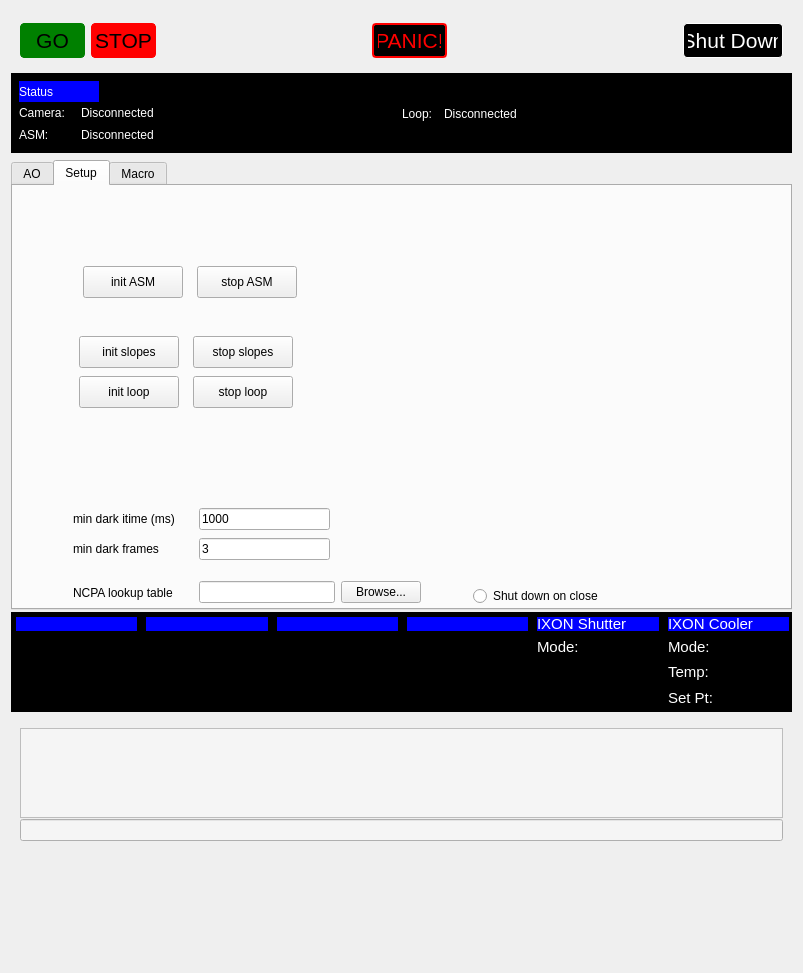
Above: IRTF/gui/pyrtc_felix_control.ui from ellenle3/pyRTC-IRTF before the change. Below: the same form after it.
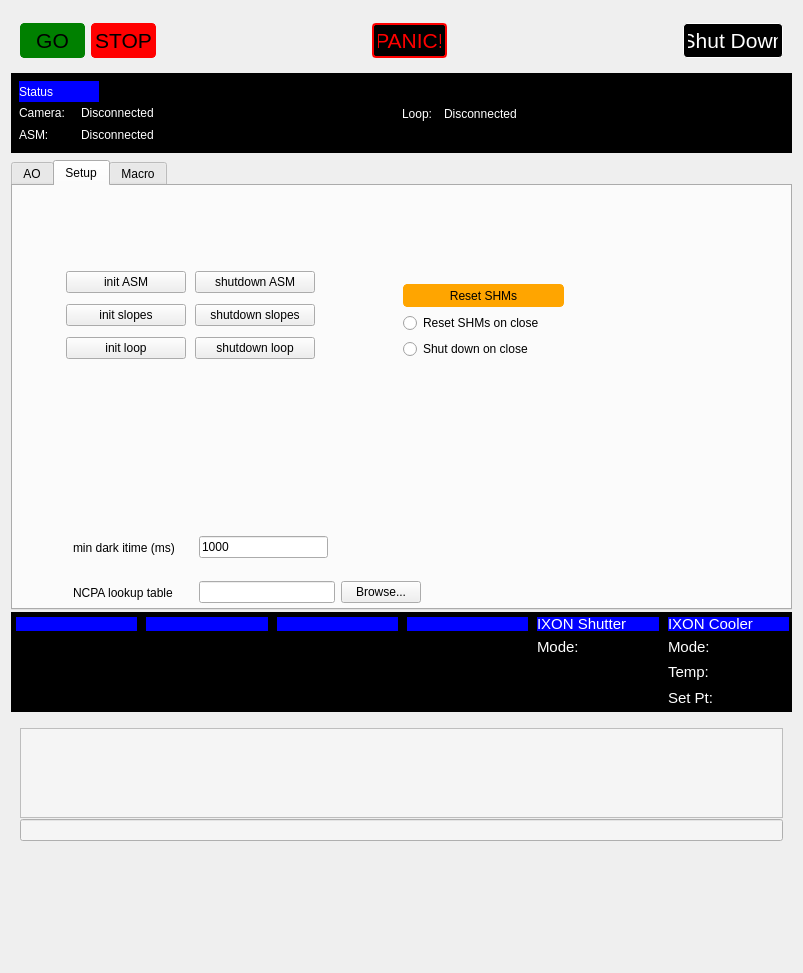
That is the form after the change. The open tabs and pages were chosen to show the change.

What changed in the file:
```diff
--- a/IRTF/gui/pyrtc_felix_control.ui
+++ b/IRTF/gui/pyrtc_felix_control.ui
@@ -2709,242 +2709,6 @@
       <attribute name="title">
        <string>Setup</string>
       </attribute>
-      <widget class="QPushButton" name="gridComponents_ASM_init_button">
-       <property name="geometry">
-        <rect>
-         <x>70</x>
-         <y>80</y>
-         <width>100</width>
-         <height>32</height>
-        </rect>
-       </property>
-       <property name="minimumSize">
-        <size>
-         <width>100</width>
-         <height>0</height>
-        </size>
-       </property>
-       <property name="maximumSize">
-        <size>
-         <width>100</width>
-         <height>16777215</height>
-        </size>
-       </property>
-       <property name="text">
-        <string>init ASM</string>
-       </property>
-      </widget>
-      <widget class="QPushButton" name="gridComponents_loop_init_button">
-       <property name="geometry">
-        <rect>
-         <x>66</x>
-         <y>190</y>
-         <width>100</width>
-         <height>32</height>
-        </rect>
-       </property>
-       <property name="minimumSize">
-        <size>
-         <width>100</width>
-         <height>0</height>
-        </size>
-       </property>
-       <property name="maximumSize">
-        <size>
-         <width>100</width>
-         <height>16777215</height>
-        </size>
-       </property>
-       <property name="text">
-        <string>init loop</string>
-       </property>
-      </widget>
-      <widget class="QPushButton" name="gridComponents_slopes_init_button">
-       <property name="geometry">
-        <rect>
-         <x>66</x>
-         <y>150</y>
-         <width>100</width>
-         <height>32</height>
-        </rect>
-       </property>
-       <property name="minimumSize">
-        <size>
-         <width>100</width>
-         <height>0</height>
-        </size>
-       </property>
-       <property name="maximumSize">
-        <size>
-         <width>100</width>
-         <height>16777215</height>
-        </size>
-       </property>
-       <property name="text">
-        <string>init slopes</string>
-       </property>
-      </widget>
-      <widget class="QPushButton" name="gridComponents_ASM_stop_button">
-       <property name="geometry">
-        <rect>
-         <x>184</x>
-         <y>80</y>
-         <width>100</width>
-         <height>32</height>
-        </rect>
-       </property>
-       <property name="minimumSize">
-        <size>
-         <width>100</width>
-         <height>0</height>
-        </size>
-       </property>
-       <property name="maximumSize">
-        <size>
-         <width>100</width>
-         <height>16777215</height>
-        </size>
-       </property>
-       <property name="text">
-        <string>stop ASM</string>
-       </property>
-      </widget>
-      <widget class="QPushButton" name="resetSHMs_button">
-       <property name="geometry">
-        <rect>
-         <x>30</x>
-         <y>460</y>
-         <width>101</width>
-         <height>21</height>
-        </rect>
-       </property>
-       <property name="styleSheet">
-        <string notr="true">QPushButton {
-    background-color: orange;
-    color: black;
-    border: 1px solid orange;
-    border-radius: 4px;
-    padding: 4px;
-}
-QPushButton:pressed {
-    background-color: brown;
-    border: 1px solid brown;
-}</string>
-       </property>
-       <property name="text">
-        <string>Reset SHMs</string>
-       </property>
-      </widget>
-      <widget class="QWidget" name="layoutWidget">
-       <property name="geometry">
-        <rect>
-         <x>60</x>
-         <y>320</y>
-         <width>257</width>
-         <height>58</height>
-        </rect>
-       </property>
-       <layout class="QVBoxLayout" name="verticalLayout">
-        <item>
-         <layout class="QHBoxLayout" name="gridConfig_minDarkItime">
-          <item>
-           <widget class="QLabel" name="gridConfig_minDarkItime_label">
-            <property name="minimumSize">
-             <size>
-              <width>120</width>
-              <height>0</height>
-             </size>
-            </property>
-            <property name="text">
-             <string>min dark itime (ms)</string>
-            </property>
-           </widget>
-          </item>
-          <item>
-           <widget class="QLineEdit" name="gridConfig_minDarkItime_entry">
-            <property name="text">
-             <string>1000</string>
-            </property>
-           </widget>
-          </item>
-         </layout>
-        </item>
-        <item>
-         <layout class="QHBoxLayout" name="gridConfig_minDarkFrames">
-          <item>
-           <widget class="QLabel" name="gridConfig_minDarkFrames_label">
-            <property name="minimumSize">
-             <size>
-              <width>120</width>
-              <height>0</height>
-             </size>
-            </property>
-            <property name="text">
-             <string>min dark frames</string>
-            </property>
-           </widget>
-          </item>
-          <item>
-           <widget class="QLineEdit" name="gridConfig_minDarkFrames_entry">
-            <property name="text">
-             <string>3</string>
-            </property>
-           </widget>
-          </item>
-         </layout>
-        </item>
-       </layout>
-      </widget>
-      <widget class="QPushButton" name="gridComponents_loop_stop_button">
-       <property name="geometry">
-        <rect>
-         <x>180</x>
-         <y>190</y>
-         <width>100</width>
-         <height>32</height>
-        </rect>
-       </property>
-       <property name="minimumSize">
-        <size>
-         <width>100</width>
-         <height>0</height>
-        </size>
-       </property>
-       <property name="maximumSize">
-        <size>
-         <width>100</width>
-         <height>16777215</height>
-        </size>
-       </property>
-       <property name="text">
-        <string>stop loop</string>
-       </property>
-      </widget>
-      <widget class="QPushButton" name="gridComponents_slopes_stop_button">
-       <property name="geometry">
-        <rect>
-         <x>180</x>
-         <y>150</y>
-         <width>100</width>
-         <height>32</height>
-        </rect>
-       </property>
-       <property name="minimumSize">
-        <size>
-         <width>100</width>
-         <height>0</height>
-        </size>
-       </property>
-       <property name="maximumSize">
-        <size>
-         <width>100</width>
-         <height>16777215</height>
-        </size>
-       </property>
-       <property name="text">
-        <string>stop slopes</string>
-       </property>
-      </widget>
       <widget class="QWidget" name="layoutWidget">
        <property name="geometry">
         <rect>
@@ -2984,21 +2748,227 @@
         </item>
        </layout>
       </widget>
-      <widget class="QRadioButton" name="shutdownOnClose_radio">
+      <widget class="QWidget" name="">
        <property name="geometry">
         <rect>
-         <x>460</x>
-         <y>400</y>
-         <width>141</width>
-         <height>20</height>
+         <x>50</x>
+         <y>80</y>
+         <width>256</width>
+         <height>100</height>
         </rect>
        </property>
-       <property name="text">
-        <string>Shut down on close</string>
+       <layout class="QGridLayout" name="gridLayout_7">
+        <item row="0" column="0">
+         <widget class="QPushButton" name="gridComponents_ASM_init_button">
+          <property name="minimumSize">
+           <size>
+            <width>120</width>
+            <height>0</height>
+           </size>
+          </property>
+          <property name="maximumSize">
+           <size>
+            <width>100</width>
+            <height>16777215</height>
+           </size>
+          </property>
+          <property name="text">
+           <string>init ASM</string>
+          </property>
+         </widget>
+        </item>
+        <item row="0" column="1">
+         <widget class="QPushButton" name="gridComponents_ASM_stop_button">
+          <property name="minimumSize">
+           <size>
+            <width>120</width>
+            <height>0</height>
+           </size>
+          </property>
+          <property name="maximumSize">
+           <size>
+            <width>100</width>
+            <height>16777215</height>
+           </size>
+          </property>
+          <property name="text">
+           <string>shutdown ASM</string>
+          </property>
+         </widget>
+        </item>
+        <item row="1" column="0">
+         <widget class="QPushButton" name="gridComponents_slopes_init_button">
+          <property name="minimumSize">
+           <size>
+            <width>120</width>
+            <height>0</height>
+           </size>
+          </property>
+          <property name="maximumSize">
+           <size>
+            <width>100</width>
+            <height>16777215</height>
+           </size>
+          </property>
+          <property name="text">
+           <string>init slopes</string>
+          </property>
+         </widget>
+        </item>
+        <item row="1" column="1">
+         <widget class="QPushButton" name="gridComponents_slopes_stop_button">
+          <property name="minimumSize">
+           <size>
+            <width>120</width>
+            <height>0</height>
+           </size>
+          </property>
+          <property name="maximumSize">
+           <size>
+            <width>100</width>
+            <height>16777215</height>
+           </size>
+          </property>
+          <property name="text">
+           <string>shutdown slopes</string>
+          </property>
+         </widget>
+        </item>
+        <item row="2" column="0">
+         <widget class="QPushButton" name="gridComponents_loop_init_button">
+          <property name="minimumSize">
+           <size>
+            <width>120</width>
+            <height>0</height>
+           </size>
+          </property>
+          <property name="maximumSize">
+           <size>
+            <width>100</width>
+            <height>16777215</height>
+           </size>
+          </property>
+          <property name="text">
+           <string>init loop</string>
+          </property>
+         </widget>
+        </item>
+        <item row="2" column="1">
+         <widget class="QPushButton" name="gridComponents_loop_stop_button">
+          <property name="minimumSize">
+           <size>
+            <width>120</width>
+            <height>0</height>
+           </size>
+          </property>
+          <property name="maximumSize">
+           <size>
+            <width>100</width>
+            <height>16777215</height>
+           </size>
+          </property>
+          <property name="text">
+           <string>shutdown loop</string>
+          </property>
+         </widget>
+        </item>
+       </layout>
+      </widget>
+      <widget class="QWidget" name="">
+       <property name="geometry">
+        <rect>
+         <x>60</x>
+         <y>350</y>
+         <width>255</width>
+         <height>23</height>
+        </rect>
        </property>
-       <property name="checked">
-        <bool>false</bool>
+       <layout class="QHBoxLayout" name="minDarkitime">
+        <item>
+         <widget class="QLabel" name="gridConfig_minDarkItime_label">
+          <property name="minimumSize">
+           <size>
+            <width>120</width>
+            <height>0</height>
+           </size>
+          </property>
+          <property name="text">
+           <string>min dark itime (ms)</string>
+          </property>
+         </widget>
+        </item>
+        <item>
+         <widget class="QLineEdit" name="gridConfig_minDarkItime_entry">
+          <property name="text">
+           <string>1000</string>
+          </property>
+         </widget>
+        </item>
+       </layout>
+      </widget>
+      <widget class="QWidget" name="">
+       <property name="geometry">
+        <rect>
+         <x>390</x>
+         <y>98</y>
+         <width>161</width>
+         <height>75</height>
+        </rect>
        </property>
+       <layout class="QVBoxLayout" name="gridConfig_SHMs">
+        <item>
+         <widget class="QPushButton" name="resetSHMs_button">
+          <property name="styleSheet">
+           <string notr="true">QPushButton {
+    background-color: orange;
+    color: black;
+    border: 1px solid orange;
+    border-radius: 4px;
+    padding: 4px;
+}
+QPushButton:pressed {
+    background-color: brown;
+    border: 1px solid brown;
+}</string>
+          </property>
+          <property name="text">
+           <string>Reset SHMs</string>
+          </property>
+         </widget>
+        </item>
+        <item>
+         <widget class="QRadioButton" name="resetSHMsOnClose_radio">
+          <property name="minimumSize">
+           <size>
+            <width>160</width>
+            <height>0</height>
+           </size>
+          </property>
+          <property name="text">
+           <string>Reset SHMs on close</string>
+          </property>
+          <property name="checked">
+           <bool>false</bool>
+          </property>
+         </widget>
+        </item>
+        <item>
+         <widget class="QRadioButton" name="shutdownOnClose_radio">
+          <property name="minimumSize">
+           <size>
+            <width>160</width>
+            <height>0</height>
+           </size>
+          </property>
+          <property name="text">
+           <string>Shut down on close</string>
+          </property>
+          <property name="checked">
+           <bool>false</bool>
+          </property>
+         </widget>
+        </item>
+       </layout>
       </widget>
      </widget>
      <widget class="QWidget" name="tabControls_Macro">
```
Left out of the diff: 312 changed lines with no effect on the pictures.
